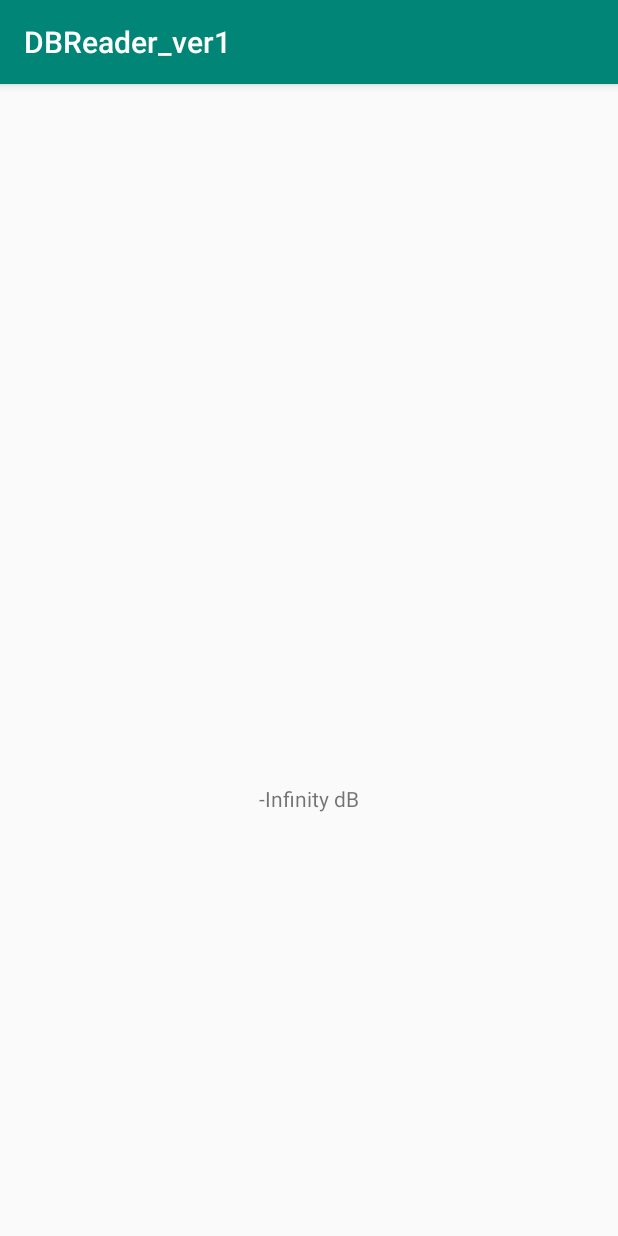
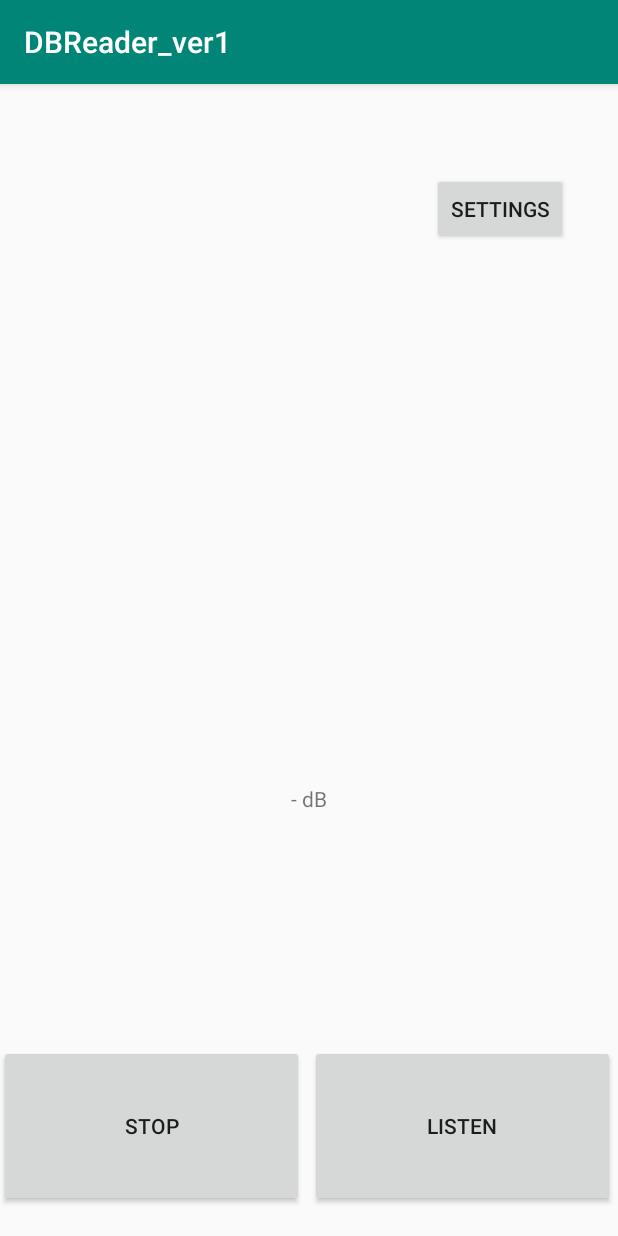
Before and after one commit to camelKase/NICU_DBReader, an Android app: the screen it shows after launch (MainActivity), on a phone screen of 412 x 824 dp. Run offline under Robolectric (Android 15) with nearby library versions, the phone set to English and light mode, and no system bars.

Commit message:
Added the following: API Min is 25, Pause/Listen button, adjust db alert level (does not actually update), alert message

```diff
--- a/DBReader_ver1/app/build.gradle
+++ b/DBReader_ver1/app/build.gradle
@@ -4,7 +4,7 @@ android {
     compileSdkVersion 28
     defaultConfig {
         applicationId "com.example.dbreader_ver1"
-        minSdkVersion 21
+        minSdkVersion 25
         targetSdkVersion 28
         versionCode 1
         versionName "1.0"
@@ -16,10 +16,12 @@ android {
             proguardFiles getDefaultProguardFile('proguard-android-optimize.txt'), 'proguard-rules.pro'
         }
     }
+    productFlavors {
+    }
 }
 
 dependencies {
-    implementation fileTree(dir: 'libs', include: ['*.jar'])
+    implementation fileTree(include: ['*.jar'], dir: 'libs')
     implementation 'com.android.support:appcompat-v7:28.0.0'
     implementation 'com.android.support.constraint:constraint-layout:1.1.3'
     testImplementation 'junit:junit:4.12'
--- a/DBReader_ver1/app/src/main/AndroidManifest.xml
+++ b/DBReader_ver1/app/src/main/AndroidManifest.xml
@@ -2,6 +2,8 @@
 <manifest xmlns:android="http://schemas.android.com/apk/res/android"
     package="com.example.dbreader_ver1">
     <uses-permission android:name="android.permission.RECORD_AUDIO" />
+    <uses-permission android:name="android.permission.VIBRATE"/>
+
     <application
         android:allowBackup="true"
         android:icon="@mipmap/ic_launcher"
@@ -13,9 +15,11 @@
             <intent-filter>
                 <action android:name="android.intent.action.MAIN" />
 
+
                 <category android:name="android.intent.category.LAUNCHER" />
             </intent-filter>
         </activity>
+        <activity android:name=".SettingsActivity" />
     </application>
 
 </manifest>
--- a/DBReader_ver1/app/src/main/java/com/example/dbreader_ver1/MainActivity.java
+++ b/DBReader_ver1/app/src/main/java/com/example/dbreader_ver1/MainActivity.java
@@ -1,10 +1,16 @@
 package com.example.dbreader_ver1;
 
 import android.Manifest;
+import android.content.DialogInterface;
+import android.content.Intent;
 import android.content.pm.PackageManager;
 import android.media.MediaRecorder;
+import android.os.Build;
+import android.os.VibrationEffect;
+import android.os.Vibrator;
 import android.support.v4.app.ActivityCompat;
 import android.support.v4.content.ContextCompat;
+import android.support.v7.app.AlertDialog;
 import android.support.v7.app.AppCompatActivity;
 import android.os.Bundle;
 import android.view.View;
@@ -20,11 +26,13 @@ public class MainActivity extends AppCompatActivity {
     TextView dbText;
     MediaRecorder mRecorder;
     Thread runner;
-
+    public boolean alertActive = false;
     final Runnable updater = new Runnable(){
 
         public void run(){
             updateTv();
+            //checkDb(soundDb());
+
         };
     };
     final Handler mHandler = new Handler();
@@ -35,28 +43,14 @@ public class MainActivity extends AppCompatActivity {
         super.onCreate(savedInstanceState);
 
         setContentView(R.layout.activity_main);
+
         requestAudioPermissions();
+        initListButton();
 
-        //listenButton = (Button) findViewById(R.id.listenButton);
-        //stopButton = (Button) findViewById(R.id.stopButton);
+        listenButton = (Button) findViewById(R.id.listenButton);
+        stopButton = (Button) findViewById(R.id.stopButton);
         dbText = (TextView) findViewById(R.id.dbText);
 
-        /*Set OnClickListener for Listen Button.
-        listenButton.setOnClickListener(new View.OnClickListener() {
-            @Override
-            public void onClick(View v) {
-                onResume();
-                updateTv();
-            }
-        }); */
-
-        /* Set onClickListener for Stop button.
-        stopButton.setOnClickListener(new View.OnClickListener() {
-            @Override
-            public void onClick(View v) {
-                onPause();
-            }
-        }); */
 
         if (runner == null)
         {
@@ -77,6 +71,17 @@ public class MainActivity extends AppCompatActivity {
             runner.start();
             Log.d("Noise", "start runner()");
         }
+    }
+
+    private void initListButton() {
+        Button ibList = (Button) findViewById(R.id.settingsButton);
+        ibList.setOnClickListener(new View.OnClickListener() {
+            public void onClick(View v) {
+                Intent intent = new Intent(MainActivity.this, SettingsActivity.class);
+                intent.setFlags(Intent.FLAG_ACTIVITY_CLEAR_TOP);
+                startActivity(intent);
+            }
+        });
     }
 
     // Method to request permission for mic recording
@@ -108,7 +113,7 @@ public class MainActivity extends AppCompatActivity {
                 == PackageManager.PERMISSION_GRANTED) {
 
             //Go ahead with recording audio now
-            startRecording();
+            //startRecording();
         }
     }
 
@@ -121,7 +126,7 @@ public class MainActivity extends AppCompatActivity {
                 if (grantResults.length > 0
                         && grantResults[0] == PackageManager.PERMISSION_GRANTED) {
                     // permission was granted, yay!
-                    startRecording();
+                    //startRecording();
                 } else {
                     // permission denied, boo! Disable the
                     // functionality that depends on this permission.
@@ -132,24 +137,13 @@ public class MainActivity extends AppCompatActivity {
         }
     }
 
-    // These methods are used to pause and resume the recorder which is a WIP. Currently they cause the app to crash so they are commented.
-    /*public void onResume()
-    {
-        super.onResume();
+    //Attaches the start recording button to the listen
+    public void listenButton(View v){
         startRecording();
+
     }
-
-    public void onPause()
-    {
-        super.onPause();
-        stopRecorder();
-    }
-    */
-
-
-
     // Initializes media recorder and starts recording.
-    private void startRecording() {
+    public void startRecording() {
 
         if (mRecorder == null) {
             mRecorder = new MediaRecorder();
@@ -177,7 +171,16 @@ public class MainActivity extends AppCompatActivity {
 
     // display the DB level in the textView 'dbText'.
     public void updateTv(){
-        dbText.setText(Double.toString((soundDb())) + " dB");
+
+        if(mRecorder == null) {
+            dbText.setText("- dB");
+        } else {
+            dbText.setText(Double.toString((soundDb())) + " dB");
+        }
+    }
+
+    public void stopButton(View v){
+        stopRecorder();
     }
 
     // stops the media recorder. This is linked to the stop button that is currently not implemented.
@@ -193,10 +196,14 @@ public class MainActivity extends AppCompatActivity {
     // We are reading sound from the device using the MediaRecorder's 'getMaxAmplitude' method. The return of this method is explain in the link above as well.
     public double soundDb(){
 
-        double pressure = getAmplitudeEMA()/51805.5336;
+        double pressure = getAmplitude()/51805.5336;
         double amp1 = 0.00002;
-        return  20 * Math.log10(pressure / amp1);
+        double Db = 20 * Math.log10(pressure / amp1);
 
+        // trigger the alert for 70 dB
+        if (Db > 70 && alertActive == false)
+            tripAlarm();
+        return  Db;
     }
 
     public double getAmplitude() {
@@ -206,9 +213,29 @@ public class MainActivity extends AppCompatActivity {
             return 0;
     }
 
-    // I commented out the sound filter that was originally part fo the calculation. Not sure if we need it, but it didn't change the data as much with or without it.
-    public double getAmplitudeEMA() {
-        double amp =  getAmplitude();
-        return amp;
+    public void tripAlarm(){
+
+        alertActive = true;
+//        if (Build.VERSION.SDK_INT >= 26) {
+//            ((Vibrator) getSystemService(VIBRATOR_SERVICE)).vibrate(VibrationEffect.createOneShot(150, VibrationEffect.DEFAULT_AMPLITUDE));
+//        }else {
+//            ((Vibrator) getSystemService(VIBRATOR_SERVICE)).vibrate(150);
+//        }
+        AlertDialog.Builder builder = new AlertDialog.Builder(MainActivity.this);
+
+        builder.setCancelable(false);
+        builder.setTitle("Sound Levels Are Too High");
+        builder.setMessage(Double.toString((soundDb())) + " dB");
+        mRecorder.pause();
+
+        builder.setPositiveButton("OK", new DialogInterface.OnClickListener() {
+            @Override
+            public void onClick(DialogInterface dialogInterface, int i) {
+                // alertTextView.setVisibility(View.VISIBLE);
+                alertActive = false;
+                mRecorder.resume();
+            }
+        });
+        builder.show();
     }
 }
--- a/DBReader_ver1/app/src/main/res/layout/activity_main.xml
+++ b/DBReader_ver1/app/src/main/res/layout/activity_main.xml
@@ -5,6 +5,21 @@
     android:layout_width="match_parent"
     android:layout_height="match_parent"
     tools:context=".MainActivity">
+
+    <Button
+        android:id="@+id/listenButton"
+        android:layout_width="203dp"
+        android:layout_height="108dp"
+        android:layout_marginStart="2dp"
+        android:layout_marginTop="622dp"
+        android:layout_marginEnd="3dp"
+        android:layout_marginBottom="1dp"
+        android:onClick="listenButton"
+        android:text="Listen"
+        app:layout_constraintBottom_toBottomOf="parent"
+        app:layout_constraintEnd_toEndOf="parent"
+        app:layout_constraintStart_toEndOf="@+id/stopButton"
+        app:layout_constraintTop_toTopOf="parent" />
 
     <TextView
         android:id="@+id/dbText"
@@ -18,4 +33,34 @@
         app:layout_constraintEnd_toEndOf="parent"
         app:layout_constraintStart_toStartOf="parent"
         app:layout_constraintTop_toTopOf="parent" />
+
+    <Button
+        android:id="@+id/stopButton"
+        android:layout_width="203dp"
+        android:layout_height="108dp"
+        android:layout_marginTop="622dp"
+        android:layout_marginEnd="2dp"
+        android:layout_marginBottom="1dp"
+        android:onClick="stopButton"
+        android:text="Stop"
+        app:layout_constraintBottom_toBottomOf="parent"
+        app:layout_constraintEnd_toStartOf="@+id/listenButton"
+        app:layout_constraintStart_toStartOf="parent"
+        app:layout_constraintTop_toTopOf="parent" />
+
+    <Button
+        android:id="@+id/settingsButton"
+        android:layout_width="wrap_content"
+        android:layout_height="wrap_content"
+        android:layout_marginStart="288dp"
+        android:layout_marginTop="50dp"
+        android:layout_marginEnd="34dp"
+        android:layout_marginBottom="524dp"
+        android:text="Settings"
+        app:layout_constraintBottom_toTopOf="@+id/listenButton"
+        app:layout_constraintEnd_toEndOf="parent"
+        app:layout_constraintStart_toStartOf="parent"
+        app:layout_constraintTop_toTopOf="parent" />
+
+
 </android.support.constraint.ConstraintLayout>
--- a/DBReader_ver1/app/src/main/res/values/strings.xml
+++ b/DBReader_ver1/app/src/main/res/values/strings.xml
@@ -2,4 +2,7 @@
     <string name="app_name">DBReader_ver1</string>
     <string name="listenButton">Listen</string>
     <string name="stopButton">Stop</string>
+    <string name="enter_minimum_level">Enter Minimum Level</string>
+    <string name="back">back</string>
+    <string name="save">save</string>
 </resources>
--- a/DBReader_ver1/build.gradle
+++ b/DBReader_ver1/build.gradle
@@ -7,7 +7,7 @@ buildscript {
 
     }
     dependencies {
-        classpath 'com.android.tools.build:gradle:3.3.0'
+        classpath 'com.android.tools.build:gradle:3.3.2'
 
         // NOTE: Do not place your application dependencies here; they belong
         // in the individual module build.gradle files
```
Also changed, not shown: DBReader_ver1/app/src/main/java/com/example/dbreader_ver1/SettingsActivity.java (added, +30 -0 lines), DBReader_ver1/app/src/main/res/layout/settings.xml (added, +54 -0 lines).
